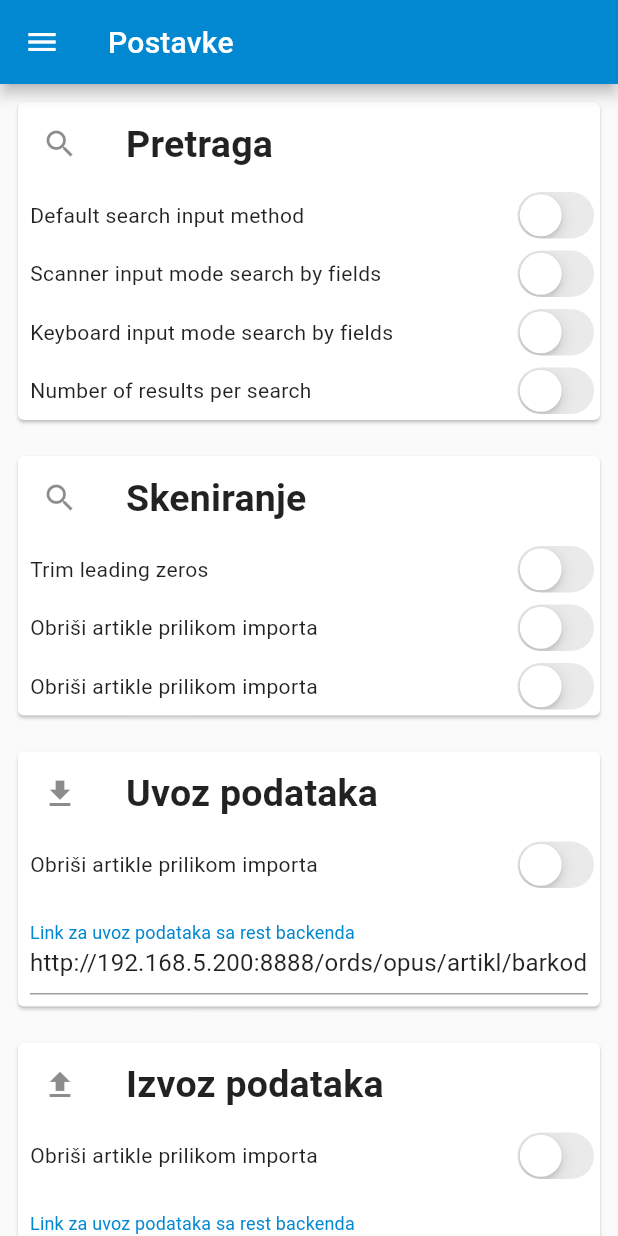
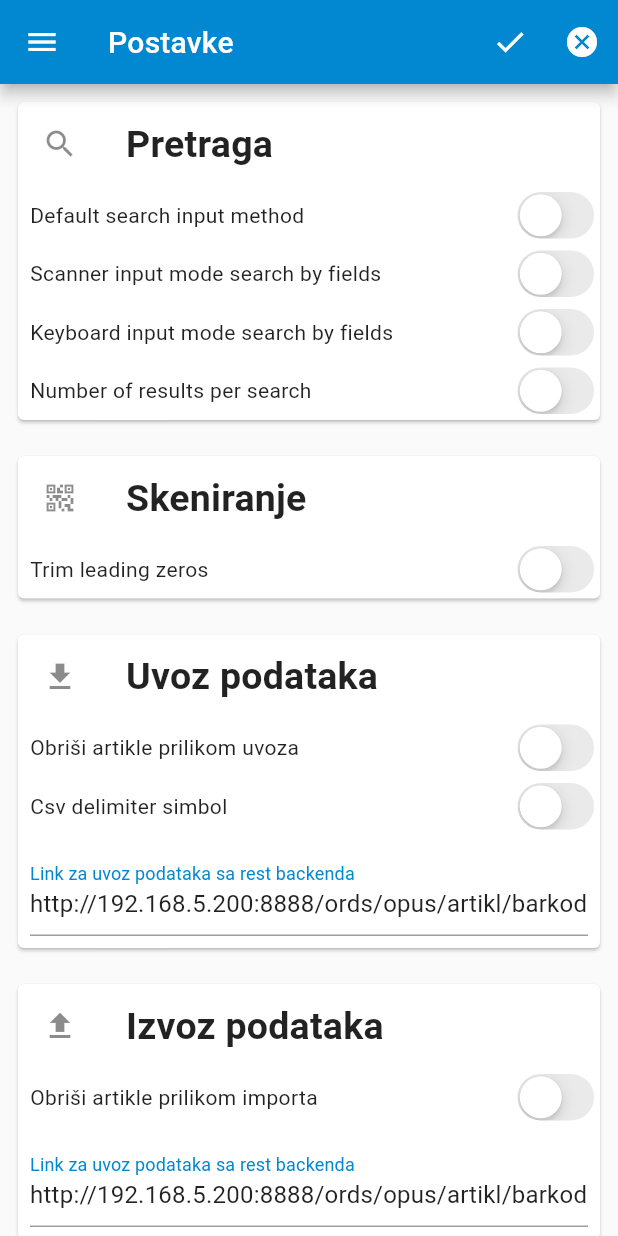
Before and after one commit to zeljko94/inventura-flutter-master, a Flutter app: the SettingsScreen screen opened by its route, on a phone screen of 412 x 824 dp. Run offline on Flutter 3.47's test engine with Material 2 defaults, Android fonts, the phone set to English and light mode, and no system bars; our stand-ins replace csv, file_picker, flutter_typeahead, open_file, permission_handler, sqflite; missing offline and left inert: flutter_downloader; accounts and stored records are empty.

Commit message:
settings & export data

```diff
--- /dev/null
+++ b/lib/models/app_settings.dart
@@ -0,0 +1,31 @@
+
+class AppSettings {
+  int? id;
+  String? defaultSearchInputMethod;
+  String? scannerInputModeSearchByFields;
+  String? keyboardInputModeSearchByFields;
+  int? numberOfResultsPerSearch;
+
+  int? trimLeadingZeros;
+  int? obrisiArtiklePrilikomUvoza;
+  String? csvDelimiterSimbol;
+  String? restApiLinkImportArtikli;
+
+  AppSettings({ this.id, this.defaultSearchInputMethod, this.scannerInputModeSearchByFields, this.keyboardInputModeSearchByFields, this.numberOfResultsPerSearch,
+  this.trimLeadingZeros, this.obrisiArtiklePrilikomUvoza, this.csvDelimiterSimbol, this.restApiLinkImportArtikli });
+
+
+  Map<String, dynamic> toMap() {
+    return <String, dynamic> {
+      'id': id,
+      'defaultSearchInputMethod': defaultSearchInputMethod,
+      'scannerInputModeSearchByFields': scannerInputModeSearchByFields,
+      'keyboardInputModeSearchByFields': keyboardInputModeSearchByFields,
+      'numberOfResultsPerSearch': numberOfResultsPerSearch,
+      'trimLeadingZeros': trimLeadingZeros,
+      'obrisiArtiklePrilikomUvoza': obrisiArtiklePrilikomUvoza,
+      'csvDelimiterSimbol': csvDelimiterSimbol,
+      'restApiLinkImportArtikli': restApiLinkImportArtikli,
+    };
+  }
+}
--- a/lib/routes.dart
+++ b/lib/routes.dart
@@ -4,6 +4,7 @@ import 'package:inventura_app/screens/auth/login.dart';
 import 'package:inventura_app/screens/dashboard.dart';
 import 'package:inventura_app/screens/dodatno/mjerne_jedinice/add_edit_mjerne_jedinice.dart';
 import 'package:inventura_app/screens/dodatno/mjerne_jedinice/mjerne_jedinice.dart';
+import 'package:inventura_app/screens/export_data/export_data_screen.dart';
 import 'package:inventura_app/screens/import_data/add_edit_data_import_screen.dart';
 import 'package:inventura_app/screens/liste/add_edit_dodani_artikl.dart';
 import 'package:inventura_app/screens/liste/add_edit_lista_screen.dart';
@@ -28,6 +29,7 @@ var routes = {
    '/add-edit-dodani-artikl': (ctx) => const AddEditDodaniArtikl(),
 
    '/import-data': (ctx) => const AddEditDataImportScreen(),
+   '/export-data': (ctx) => const ExportDataScreen(),
 
    '/postavke': (ctx) => const SettingsScreen()
 };
--- a/lib/screens/dodatno/mjerne_jedinice/mjerne_jedinice.dart
+++ b/lib/screens/dodatno/mjerne_jedinice/mjerne_jedinice.dart
@@ -49,10 +49,10 @@ class _MjerneJediniceScreenState extends State<MjerneJediniceScreen> {
             border: UnderlineInputBorder(),
             labelText: 'Search',
             floatingLabelStyle:
-                TextStyle(color: Color.fromARGB(255, 0, 95, 55)),
+                TextStyle(color: ColorPalette.primary),
             focusedBorder: UnderlineInputBorder(
               borderSide: BorderSide(
-                  color: Color.fromARGB(255, 0, 95, 55),
+                  color: ColorPalette.primary,
                   width: 2.0),
             ),
           ),
--- a/lib/screens/liste/lista_pregled_artikala_screen.dart
+++ b/lib/screens/liste/lista_pregled_artikala_screen.dart
@@ -67,10 +67,10 @@ class _ListaPregledArtikalaScreen extends State<ListaPregledArtikalaScreen> {
     totalKolicina = 0;
     setState(() {
         widget.lista!.items!.forEach((element) {
-          totalBrojArtikala += element.kolicina as int;
           totalCijena += (element.artikl!.cijena! * element.kolicina!);
           totalKolicina += element.kolicina!;
         });
+        totalBrojArtikala += widget.lista!.items!.length;
     });
   }
 
@@ -166,14 +166,14 @@ class _ListaPregledArtikalaScreen extends State<ListaPregledArtikalaScreen> {
                                             children: [
                                               Text('#' + (index + 1).toString()),
                                               Expanded(
-                                                child: Padding(padding: EdgeInsets.only(left: 15),
+                                                child: Padding(padding: const EdgeInsets.only(left: 15),
                                                 child: Text(dodaniArtikli[index].artikl!.naziv!,
                                                 maxLines: 3,
                                                 overflow: TextOverflow.ellipsis,
                                               ))),
                                               Row(
                                                 children: [
-                                                  Text(dodaniArtikli[index].kolicina!.toString()),
+                                                  Text(dodaniArtikli[index].kolicina!.toString() + ' ' + dodaniArtikli[index].artikl!.jedinicaMjere.toString()),
                                                   IconButton(onPressed: () async {
                                                     _removeDodaniArtikl(dodaniArtikli[index]);
                                                   }, icon: const Icon(Icons.cancel), color: ColorPalette.danger,)
--- a/lib/screens/settings/settings.dart
+++ b/lib/screens/settings/settings.dart
@@ -1,8 +1,9 @@
 import 'package:flutter/cupertino.dart';
 import 'package:flutter/material.dart';
-import 'package:inventura_app/common/app_bar.dart';
 import 'package:inventura_app/common/color_palette.dart';
 import 'package:inventura_app/common/menu_drawer.dart';
+import 'package:inventura_app/screens/dashboard.dart';
+import 'package:inventura_app/services/sqlite/app_settings_service.dart';
 
 class SettingsScreen extends StatefulWidget {
   const SettingsScreen({ Key? key }) : super(key: key);
@@ -12,15 +13,27 @@ class SettingsScreen extends StatefulWidget {
 }
 
 class _SettingsScreenState extends State<SettingsScreen> {
+  final AppSettingsService _appSettingsService = AppSettingsService();
 
   bool obrisiArtiklePrilikomImportaSwitch = false;
   bool trimLeadingZerosSwitch = false;
   TextEditingController linkZaUvozPodatakaSaRestApijaController = TextEditingController();
 
+  String? defaultSearchInputMethod;
+  String? scannerInputModeSearchByFields;
+  String? keyboardInputModeSearchByFields;
+  int? numberOfResultsPerSearch;
+  String? csvDelimiterSimbol;
+
 
   @override
   void initState() {
     super.initState();
+
+    Future.delayed(Duration.zero, () async {
+      var settings = await _appSettingsService.getSettings();
+      print(settings.toMap());
+    });
 
     linkZaUvozPodatakaSaRestApijaController.text = "http://192.168.5.200:8888/ords/opus/artikl/barkodovi";
   }
@@ -28,7 +41,7 @@ class _SettingsScreenState extends State<SettingsScreen> {
   @override
   Widget build(BuildContext context) {
     return Scaffold(
-        appBar: MainAppBar.buildAppBar('Postavke', '', context),
+        appBar: _buildAppbar('Postavke', context),
         body: _buildBody(),
         drawer: MenuDrawer.getDrawer());
   }
@@ -108,7 +121,7 @@ class _SettingsScreenState extends State<SettingsScreen> {
           child: Card(
             child: Column(children: [
               const ListTile(
-                leading: Icon(Icons.search),
+                leading: Icon(Icons.qr_code_2),
                 title: Text('Skeniranje', style: TextStyle(fontWeight: FontWeight.bold, fontSize: 25),),
                 // subtitle: Text('Podnaslov'),
               ),
@@ -125,32 +138,19 @@ class _SettingsScreenState extends State<SettingsScreen> {
                   });
                 })
               ],),
-              Row(
-                mainAxisAlignment: MainAxisAlignment.spaceBetween,
-                children: [
-                const Padding(
-                  padding: EdgeInsets.all(8.0),
-                  child: Text('Obriši artikle prilikom importa'),
-                ),
-                CupertinoSwitch(value: obrisiArtiklePrilikomImportaSwitch, onChanged: (value) {
-                  setState(() {
-                    obrisiArtiklePrilikomImportaSwitch  = !obrisiArtiklePrilikomImportaSwitch;
-                  });
-                })
-              ],),
-              Row(
-                mainAxisAlignment: MainAxisAlignment.spaceBetween,
-                children: [
-                const Padding(
-                  padding: EdgeInsets.all(8.0),
-                  child: Text('Obriši artikle prilikom importa'),
-                ),
-                CupertinoSwitch(value: obrisiArtiklePrilikomImportaSwitch, onChanged: (value) {
-                  setState(() {
-                    obrisiArtiklePrilikomImportaSwitch  = !obrisiArtiklePrilikomImportaSwitch;
-                  });
-                })
-              ],),
+              // Row(
+              //   mainAxisAlignment: MainAxisAlignment.spaceBetween,
+              //   children: [
+              //   const Padding(
+              //     padding: EdgeInsets.all(8.0),
+              //     child: Text('Obriši artikle prilikom importa'),
+              //   ),
+              //   CupertinoSwitch(value: obrisiArtiklePrilikomImportaSwitch, onChanged: (value) {
+              //     setState(() {
+              //       obrisiArtiklePrilikomImportaSwitch  = !obrisiArtiklePrilikomImportaSwitch;
+              //     });
+              //   })
+              // ],),
             ],)
           ),
         ),
@@ -169,7 +169,20 @@ class _SettingsScreenState extends State<SettingsScreen> {
                 children: [
                 Padding(
                   padding: const EdgeInsets.all(8.0),
-                  child: const Text('Obriši artikle prilikom importa'),
+                  child: const Text('Obriši artikle prilikom uvoza'),
+                ),
+                CupertinoSwitch(value: obrisiArtiklePrilikomImportaSwitch, onChanged: (value) {
+                  setState(() {
+                    obrisiArtiklePrilikomImportaSwitch  = !obrisiArtiklePrilikomImportaSwitch;
+                  });
+                })
+              ],),
+              Row(
+                mainAxisAlignment: MainAxisAlignment.spaceBetween,
+                children: [
+                Padding(
+                  padding: const EdgeInsets.all(8.0),
+                  child: const Text('Csv delimiter simbol'),
                 ),
                 CupertinoSwitch(value: obrisiArtiklePrilikomImportaSwitch, onChanged: (value) {
                   setState(() {
@@ -257,4 +270,34 @@ class _SettingsScreenState extends State<SettingsScreen> {
       ],
     ),);
   }
+
+  AppBar _buildAppbar(String title, BuildContext context) {
+    return AppBar(
+      title: Text(title),
+      actions: <Widget>[
+        IconButton(icon: const Icon(Icons.check),
+        onPressed: () async {
+          await _onSaveSettings();
+        }),
+        IconButton(icon: const Icon(Icons.cancel),
+        onPressed: () async {
+          await _onCancelSettings();
+        }),
+      ],
+    );
+  }
+
+
+  _onSaveSettings() {
+
+  }
+
+  _onCancelSettings() {
+    Navigator.of(context).push(
+      MaterialPageRoute(
+        settings: const RouteSettings(name: '/dashboard'),
+        builder: (context) => const DashboardScreen(title: 'Dashboard',),
+      ),
+    );
+  }
 }
--- a/pubspec.yaml
+++ b/pubspec.yaml
@@ -48,6 +48,8 @@ dependencies:
   http: ^0.13.4
   csv: ^5.0.1
   pagination_view: ^2.0.0
+  permission_handler: ^10.0.0
+  open_file: ^3.2.1
 
 
 dev_dependencies:
```
Also changed, not shown: lib/screens/artikli/artikli.dart (+29 -14 lines), lib/screens/export_data/export_data_screen.dart (added, +173 -0 lines), lib/screens/import_data/add_edit_data_import_screen.dart (+15 -1 lines), lib/screens/liste/liste.dart (+5 -4 lines), lib/services/data_export_service.dart (+71 -0 lines), lib/services/sqlite/app_settings_service.dart (added, +47 -0 lines), lib/services/sqlite/artikli_service.dart (+8 -1 lines), lib/services/sqlite/sqlite_base_service.dart (+21 -0 lines), pubspec.lock, 3 other files.
